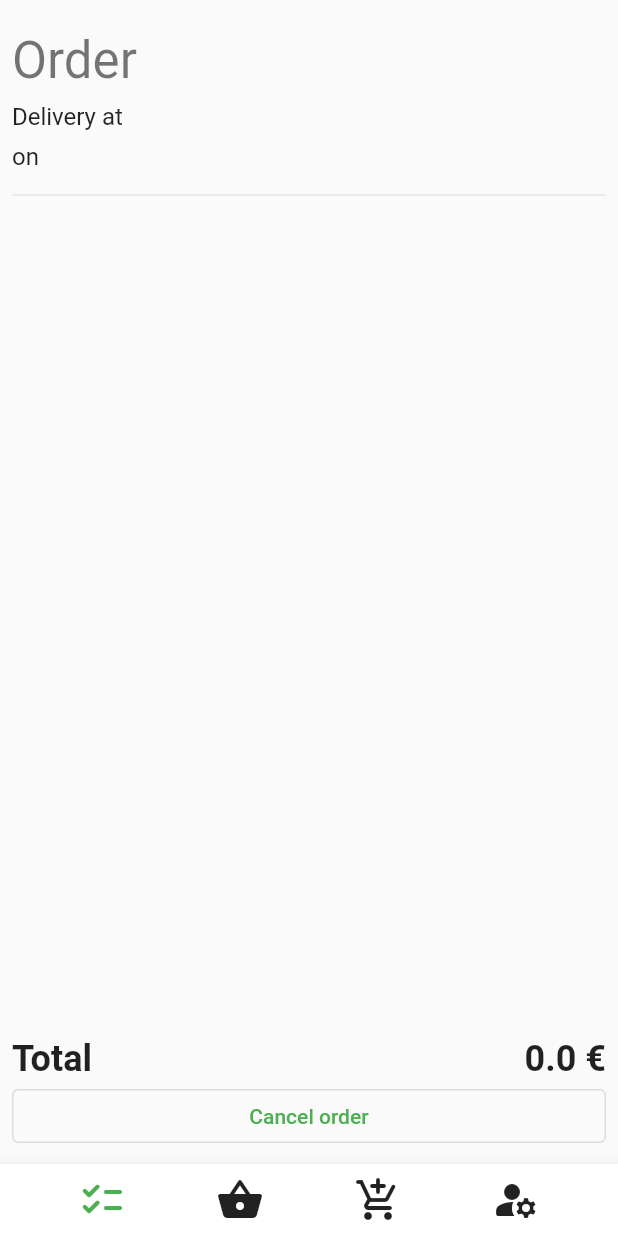
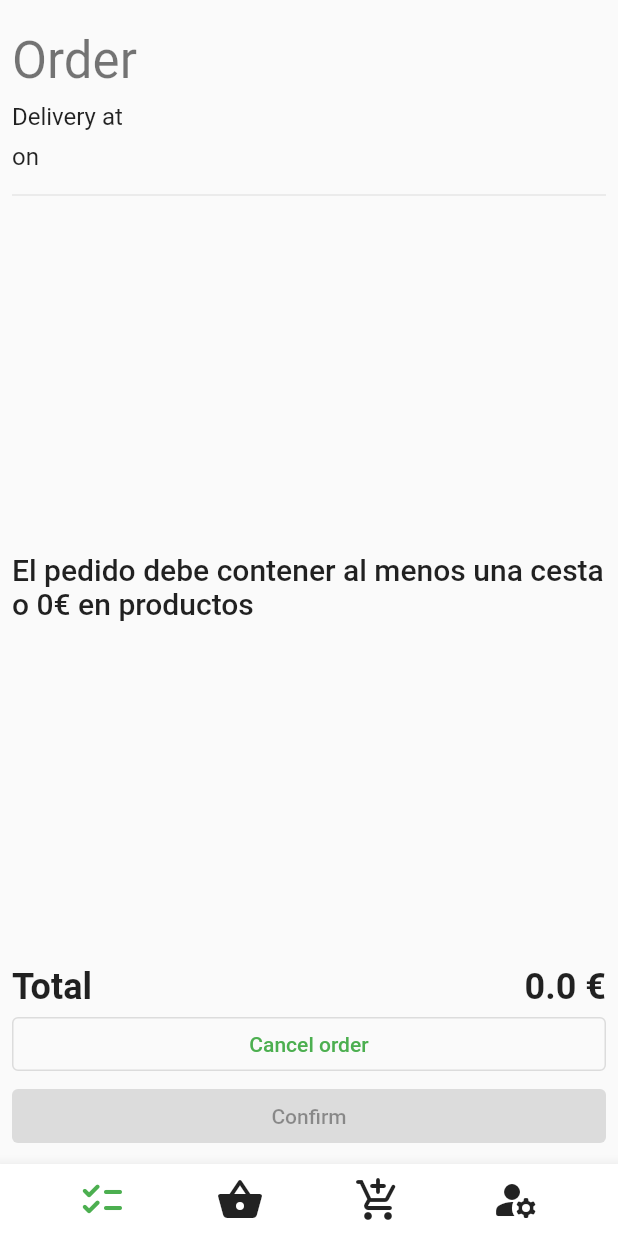
Before and after one commit to yeniel/ecosecha_flutter, a Flutter app: the HomeView screen opened directly, on a phone screen of 412 x 824 dp. Run offline on Flutter 3.47's test engine with Material 2 defaults, Android fonts, the light colour scheme and no system bars; drawn by our look-alikes of auto_size_text; our stand-ins replace bloc, cached_network_image, equatable, flutter_bloc, font_awesome_flutter, formz and 3 more; accounts and stored records are empty; generated files the repository leaves out were written again; project files that could hold a hidden picture were left out.

Commit message:
Refactor order

```diff
--- a/data/lib/dtos/company_dto.dart
+++ b/data/lib/dtos/company_dto.dart
@@ -15,6 +15,7 @@ class CompanyDto {
     required this.name,
     required this.phone,
     required this.webUrl,
+    required this.minimumAmount,
   });
 
   factory CompanyDto.fromJson(Map<String, dynamic> json) => _$CompanyDtoFromJson(json);
@@ -49,5 +50,8 @@ class CompanyDto {
   @JsonKey(name: 'web', defaultValue: '')
   final String webUrl;
 
+  @JsonKey(name: 'importeMinimo', defaultValue: '0')
+  final String minimumAmount;
+
   Map<String, dynamic> toJson() => _$CompanyDtoToJson(this);
 }
--- a/data/lib/mappers/mappers.dart
+++ b/data/lib/mappers/mappers.dart
@@ -27,6 +27,7 @@ class Mappers {
         name: companyDto.name.trim(),
         phone: companyDto.phone.trim(),
         ordersWebUrl: companyDto.webUrl.trim().replaceAll('www.', ''),
+        minimumAmount: int.parse(companyDto.minimumAmount.trim()),
       );
     } else {
       return null;
--- a/data/lib/repositories/order_repository.dart
+++ b/data/lib/repositories/order_repository.dart
@@ -1,5 +1,6 @@
 import 'package:data/data.dart';
 import 'package:domain/domain.dart';
+
 // ignore: depend_on_referenced_packages
 import "package:rxdart/rxdart.dart";
 
@@ -10,11 +11,12 @@ class OrderRepository {
     required this.productsRepository,
     required this.cacheDataSource,
   }) {
-    Order orderInApi = _getOrderInApi();
-
     _getOrderInCache().then((orderInCache) {
-      _orderInCache = orderInCache;
-      _orderStreamController.add(orderInCache ?? orderInApi);
+      if (orderInCache.products.isNotEmpty) {
+        _orderStreamController.add(orderInCache);
+      } else {
+        _orderStreamController.add(_getOrderInApi());
+      }
     });
   }
 
@@ -24,59 +26,22 @@ class OrderRepository {
   final OrderCacheDataSource cacheDataSource;
 
   final _orderStreamController = BehaviorSubject<Order>.seeded(Order.empty);
-  late Order? _orderInCache;
+  late Order _orderInCache;
 
   Stream<Order> get order => _orderStreamController.asBroadcastStream();
-
-  Order _getOrderInApi() {
-    if (repository.orderDto != null && repository.userDto != null && repository.productDtoList != null) {
-      _removeEmptyMaps();
-
-      return Mappers.toOrder(
-        orderDto: repository.orderDto!,
-        userDto: repository.userDto!,
-        productDtoList: repository.productDtoList!,
-      );
-    } else {
-      return Order.empty;
-    }
-  }
-
-  // BACKEND API BUG
-  void _removeEmptyMaps() {
-    repository.orderDto!.products.removeWhere((element) => element.id == 0);
-  }
-
-  Future<Order?> _getOrderInCache() async {
-    List<OrderProductCacheDto> orderProductCacheDtoList = await cacheDataSource.getProducts();
-
-    if (orderProductCacheDtoList.isNotEmpty) {
-      List<OrderProduct> orderProducts = orderProductCacheDtoList.map((cacheProduct) {
-        var product = productsRepository.products.firstWhere((product) => product.id == cacheProduct.id);
-
-        return OrderProduct(product: product, quantity: cacheProduct.quantity);
-      }).toList();
-
-      return _getOrderInApi().copyWith(newProducts: orderProducts);
-    }
-
-    return null;
-  }
-
-  void _emitOrder() {
-    _getOrderInCache().then((orderInCache) {
-      _orderInCache = orderInCache;
-
-      if (_orderInCache != null) {
-        _orderStreamController.add(orderInCache!);
-      }
-    });
-  }
 
   bool get isConfirmed {
     Order orderInApi = _getOrderInApi();
 
     return orderInApi != _orderInCache;
+  }
+
+  List<Order>? get orderHistory {
+    if (repository.orderHistoryDtoList != null) {
+      return Mappers.toOrderHistoryList(orderHistoryDtoList: repository.orderHistoryDtoList!);
+    }
+
+    return null;
   }
 
   void updateOrder({required Order order}) {
@@ -103,11 +68,40 @@ class OrderRepository {
     _emitOrder();
   }
 
-  List<Order>? get orderHistory {
-    if (repository.orderHistoryDtoList != null) {
-      return Mappers.toOrderHistoryList(orderHistoryDtoList: repository.orderHistoryDtoList!);
+  Order _getOrderInApi() {
+    if (repository.orderDto != null && repository.userDto != null && repository.productDtoList != null) {
+      _removeEmptyMaps();
+
+      return Mappers.toOrder(
+        orderDto: repository.orderDto!,
+        userDto: repository.userDto!,
+        productDtoList: repository.productDtoList!,
+      );
+    } else {
+      return Order.empty;
     }
+  }
 
-    return null;
+  // BACKEND API BUG
+  void _removeEmptyMaps() {
+    repository.orderDto!.products.removeWhere((element) => element.id == 0);
+  }
+
+  Future<Order> _getOrderInCache() async {
+    List<OrderProductCacheDto> orderProductCacheDtoList = await cacheDataSource.getProducts();
+
+    List<OrderProduct> orderProducts = orderProductCacheDtoList.map((cacheProduct) {
+      var product = productsRepository.products.firstWhere((product) => product.id == cacheProduct.id);
+
+      return OrderProduct(product: product, quantity: cacheProduct.quantity);
+    }).toList();
+
+    return _getOrderInApi().copyWith(newProducts: orderProducts);
+  }
+
+  void _emitOrder() {
+    _getOrderInCache().then((orderInCache) {
+      _orderStreamController.add(orderInCache);
+    });
   }
 }
--- a/data/pubspec.yaml
+++ b/data/pubspec.yaml
@@ -31,7 +31,10 @@ dependencies:
 dev_dependencies:
   flutter_test:
     sdk: flutter
+
   flutter_lints: ^2.0.0
+  build_runner: ^2.1.10
+  json_serializable: ^6.2.0
 
 # For information on the generic Dart part of this file, see the
 # following page: https://dart.dev/tools/pub/pubspec
--- a/domain/lib/models/company.dart
+++ b/domain/lib/models/company.dart
@@ -1,17 +1,36 @@
 import 'package:equatable/equatable.dart';
 
 class Company extends Equatable {
-  const Company({this.blogUrl, this.cif, this.email, this.address, this.name, this.phone, this.ordersWebUrl});
+  const Company({
+    required this.blogUrl,
+    required this.cif,
+    required this.email,
+    required this.address,
+    required this.name,
+    required this.phone,
+    required this.ordersWebUrl,
+    required this.minimumAmount,
+  });
 
-  final String? blogUrl;
-  final String? cif;
-  final String? email;
-  final String? address;
-  final String? name;
-  final String? phone;
-  final String? ordersWebUrl;
+  final String blogUrl;
+  final String cif;
+  final String email;
+  final String address;
+  final String name;
+  final String phone;
+  final String ordersWebUrl;
+  final int minimumAmount;
 
-  static const empty = Company();
+  static const empty = Company(
+    blogUrl: '',
+    cif: '',
+    email: '',
+    address: '',
+    name: '',
+    phone: '',
+    ordersWebUrl: '',
+    minimumAmount: 0,
+  );
 
   @override
   List<Object> get props => [];
--- a/lib/l10n/app_es.arb
+++ b/lib/l10n/app_es.arb
@@ -31,5 +31,7 @@
   "phone": "teléfono",
   "address": "dirección",
   "confirm": "confirmar",
-  "cancel_order": "cancelar pedido"
+  "cancel_order": "cancelar pedido",
+  "minimum_amount": "El pedido debe contener al menos una cesta o {minimumAmount}€ en productos",
+  "confirm": "confirmar"
 }
--- a/lib/presentation/contact/view/contact_page.dart
+++ b/lib/presentation/contact/view/contact_page.dart
@@ -50,7 +50,7 @@ class ContactView extends StatelessWidget {
                   ListTile(
                     leading: const Icon(Icons.email),
                     title: Text(S.email.capitalizeSentence),
-                    subtitle: Text(state.company.email ?? S.not_defined.capitalizeSentence),
+                    subtitle: Text(state.company.email),
                     onTap: () async {
                       var emailUri = Uri.parse('mailto:${state.company.email}');
 
@@ -60,7 +60,7 @@ class ContactView extends StatelessWidget {
                   ListTile(
                     leading: const Icon(Icons.phone),
                     title: Text(S.phone.capitalizeSentence),
-                    subtitle: Text(state.company.phone ?? S.not_defined.capitalizeSentence),
+                    subtitle: Text(state.company.phone),
                     onTap: () async {
                       var phoneUri = Uri.parse('tel:${state.company.phone}');
 
@@ -70,7 +70,7 @@ class ContactView extends StatelessWidget {
                   ListTile(
                     leading: const Icon(Icons.house_rounded),
                     title: Text(S.address.capitalizeSentence),
-                    subtitle: Text(state.company.address ?? S.not_defined.capitalizeSentence),
+                    subtitle: Text(state.company.address),
                   ),
                 ],
               ).toList(),
--- a/lib/presentation/order/bloc/order_event.dart
+++ b/lib/presentation/order/bloc/order_event.dart
@@ -9,6 +9,33 @@ class OrderInitEvent extends OrderEvent {
 
   @override
   List<Object?> get props => [];
+}
+
+class AddProductEvent extends OrderEvent {
+  const AddProductEvent({required this.orderProduct});
+
+  final OrderProduct orderProduct;
+
+  @override
+  List<Object?> get props => [orderProduct];
+}
+
+class SubtractProductEvent extends OrderEvent {
+  const SubtractProductEvent({required this.orderProduct});
+
+  final OrderProduct orderProduct;
+
+  @override
+  List<Object?> get props => [orderProduct];
+}
+
+class DeleteProductEvent extends OrderEvent {
+  const DeleteProductEvent({required this.orderProduct});
+
+  final OrderProduct orderProduct;
+
+  @override
+  List<Object?> get props => [orderProduct];
 }
 
 class CancelOrderEvent extends OrderEvent {
--- a/lib/presentation/order/bloc/order_state.dart
+++ b/lib/presentation/order/bloc/order_state.dart
@@ -1,20 +1,22 @@
 part of 'order_bloc.dart';
 
 class OrderState extends Equatable {
-  OrderState({this.order = Order.empty, this.totalPrice = 0.0, this.confirmed = true});
+  OrderState({this.order = Order.empty, this.totalPrice = 0.0, this.confirmed = true, this.minimumAmount = 0});
 
   final Order order;
   final double totalPrice;
   final bool confirmed;
+  final int minimumAmount;
 
-  OrderState copyWith({order, totalPrice, confirmed}) {
+  OrderState copyWith({order, totalPrice, confirmed, minimumAmount}) {
     return OrderState(
       order: order ?? this.order,
       totalPrice: totalPrice ?? this.totalPrice,
       confirmed: confirmed ?? this.confirmed,
+      minimumAmount: minimumAmount ?? this.minimumAmount,
     );
   }
 
   @override
-  List<Object> get props => [order, totalPrice];
+  List<Object> get props => [order, totalPrice, confirmed, minimumAmount];
 }
--- a/lib/presentation/order/view/order_page.dart
+++ b/lib/presentation/order/view/order_page.dart
@@ -5,7 +5,7 @@ import 'package:ecosecha_flutter/presentation/order/bloc/order_bloc.dart';
 import 'package:ecosecha_flutter/presentation/widgets/base_view.dart';
 import 'package:ecosecha_flutter/presentation/widgets/header.dart';
 import 'package:ecosecha_flutter/presentation/widgets/product_image.dart';
-import 'package:ecosecha_flutter/presentation/widgets/product_quantity/view/product_quantity.dart';
+import 'package:ecosecha_flutter/presentation/widgets/product_quantity.dart';
 import 'package:flutter/material.dart';
 import 'package:flutter_bloc/flutter_bloc.dart';
 import 'package:flutter_gen/gen_l10n/app_localizations.dart';
@@ -61,7 +61,12 @@ class OrderView extends StatelessWidget {
                 ),
                 const SizedBox(height: 8),
                 const Divider(),
-                Expanded(child: OrderProductsWidget(products: state.order.products)),
+                Expanded(
+                  child: OrderProductsWidget(
+                    products: state.order.products,
+                    minimumAmount: state.minimumAmount,
+                  ),
+                ),
                 TotalPrice(totalPrice: state.totalPrice),
                 OrderActionButtons(state: state),
               ],
@@ -74,12 +79,24 @@ class OrderView extends StatelessWidget {
 }
 
 class OrderProductsWidget extends StatelessWidget {
-  const OrderProductsWidget({Key? key, required this.products}) : super(key: key);
+  const OrderProductsWidget({Key? key, required this.products, required this.minimumAmount}) : super(key: key);
 
   final List<OrderProduct> products;
+  final int minimumAmount;
 
   @override
   Widget build(BuildContext context) {
+    var S = AppLocalizations.of(context)!;
+    var textTheme = Theme.of(context).textTheme;
+
+    if (products.isEmpty) {
+      return Center(
+        child: Text(
+          S.minimum_amount(minimumAmount),
+          style: textTheme.headline6,
+        ),
+      );
+    }
     return ListView.builder(
       padding: EdgeInsets.zero,
       itemCount: products.length,
@@ -97,6 +114,7 @@ class OrderProductWidget extends StatelessWidget {
   Widget build(BuildContext context) {
     var S = AppLocalizations.of(context)!;
     var textTheme = Theme.of(context).textTheme;
+    var bloc = context.read<OrderBloc>();
 
     return GestureDetector(
       child: Container(
@@ -133,7 +151,12 @@ class OrderProductWidget extends StatelessWidget {
                     ),
                   ),
                   const SizedBox(height: 4),
-                  ProductQuantity(orderProduct: orderProduct),
+                  ProductQuantity(
+                    orderProduct: orderProduct,
+                    onPressedAdd: () => bloc.add(AddProductEvent(orderProduct: orderProduct)),
+                    onPressedSubtract: () => bloc.add(SubtractProductEvent(orderProduct: orderProduct)),
+                    onPressedDelete: () => bloc.add(DeleteProductEvent(orderProduct: orderProduct)),
+                  ),
                 ],
               ),
             ),
@@ -180,6 +203,7 @@ class OrderActionButtons extends StatelessWidget {
   Widget build(BuildContext context) {
     var S = AppLocalizations.of(context)!;
     var bloc = context.read<OrderBloc>();
+    var confirmButtonEnabled = !state.confirmed && state.order.products.isNotEmpty;
 
     return Column(
       crossAxisAlignment: CrossAxisAlignment.stretch,
@@ -188,11 +212,10 @@ class OrderActionButtons extends StatelessWidget {
           onPressed: () => bloc.add(const CancelOrderEvent()),
           child: Text(S.cancel_order.capitalizeSentence),
         ),
-        if (!state.confirmed && state.order.products.isNotEmpty)
-          ElevatedButton(
-            onPressed: () => bloc.add(const ConfirmOrderEvent()),
-            child: Text(S.confirm.capitalizeSentence),
-          ),
+        ElevatedButton(
+          onPressed: confirmButtonEnabled ? () => bloc.add(const ConfirmOrderEvent()) : null,
+          child: Text(S.confirm.capitalizeSentence),
+        ),
       ],
     );
   }
--- a/pubspec.yaml
+++ b/pubspec.yaml
@@ -41,7 +41,6 @@ dev_dependencies:
     sdk: flutter
 
   build_runner: ^2.1.10
-  json_serializable: ^6.2.0
   injectable_generator: ^1.5.3
   flutter_lints: ^1.0.0
 
```
Also changed, not shown: lib/l10n/app_en.arb (+11 -2 lines), lib/presentation/baskets/bloc/baskets_state.dart (+6 -1 lines), lib/presentation/order/bloc/order_bloc.dart (+38 -10 lines), lib/presentation/widgets/product_quantity.dart (added, +62 -0 lines), lib/presentation/widgets/product_quantity/bloc/product_quantity_bloc.dart (deleted, +0 -40 lines), lib/presentation/widgets/product_quantity/bloc/product_quantity_event.dart (deleted, +0 -39 lines), lib/presentation/widgets/product_quantity/bloc/product_quantity_state.dart (deleted, +0 -14 lines), lib/presentation/widgets/product_quantity/view/product_quantity.dart (deleted, +0 -76 lines), data/lib/dtos/company_dto.g.dart, pubspec.lock.
